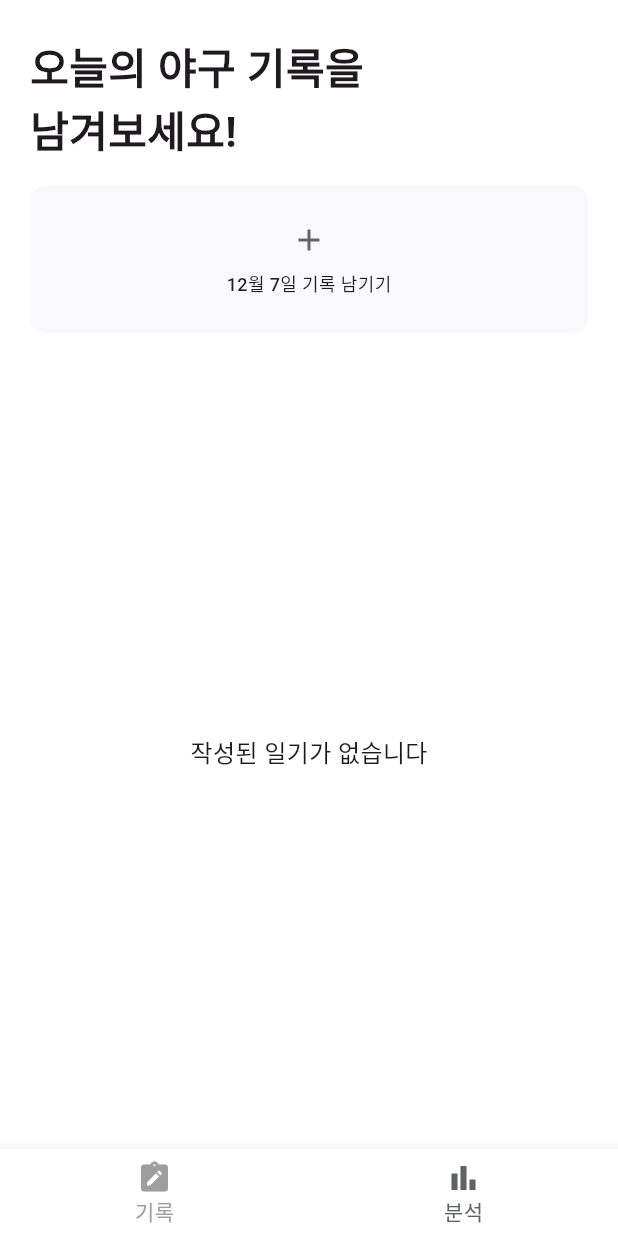
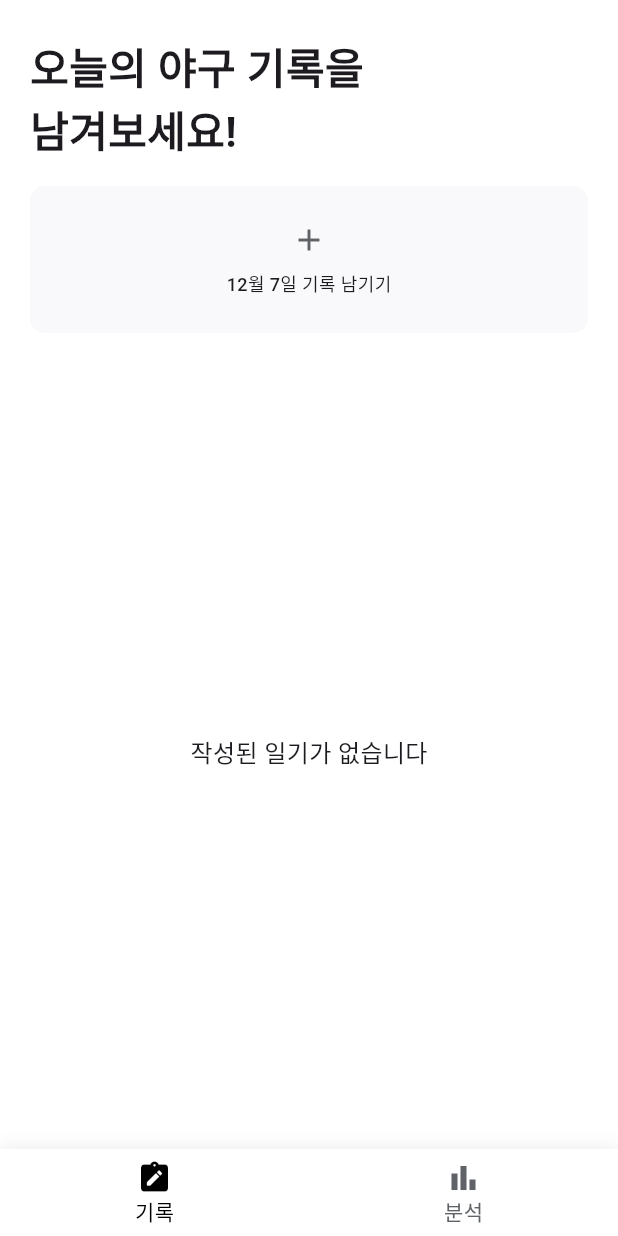
Before and after one commit to yunyoungwoo/24-2-DB, a Flutter app: the MainTabScreen screen opened by its route, on a phone screen of 412 x 824 dp. Run offline on Flutter 3.47's test engine with Material 3 defaults, Android fonts, the phone set to English and light mode, and no system bars; our stand-ins replace image_picker, sqflite; accounts and stored records are empty; Roboto replaces fonts that are missing (Pretendard); project files that could hold a hidden picture were left out.

Commit message:
tabbar issue
t

```diff
--- a/lib/main.dart
+++ b/lib/main.dart
@@ -1,7 +1,7 @@
 import 'package:flutter/material.dart';
+import 'screens/main_tab_screen.dart';
 import 'screens/splash_screen.dart';
 import 'screens/select_team_screen.dart';
-import 'screens/main_tab_screen.dart';
 
 void main() {
   runApp(const MyApp());
@@ -13,13 +13,12 @@ class MyApp extends StatelessWidget {
   @override
   Widget build(BuildContext context) {
     return MaterialApp(
+      home: const MainTabScreen(),
       debugShowCheckedModeBanner: false,
       theme: ThemeData(
         fontFamily: 'esamanru',
       ),
-      initialRoute: '/',
       routes: {
-        '/': (context) => const SplashScreen(),
         '/select_team': (context) => const SelectTeamScreen(),
         '/main': (context) => const MainTabScreen(),
       },
--- a/lib/screens/main_tab_screen.dart
+++ b/lib/screens/main_tab_screen.dart
@@ -14,7 +14,7 @@ class MainTabScreen extends StatefulWidget {
 
 class MainTabScreenState extends State<MainTabScreen> {
   int _currentIndex = 0;
-  Color teamColor = Colors.grey;
+  Color teamColor = AppColors.text;
   final analysisScreenKey = GlobalKey<AnalysisScreenState>();
 
   final List<Widget> _pages = [];
@@ -54,7 +54,19 @@ class MainTabScreenState extends State<MainTabScreen> {
           children: _pages,
         ),
       ),
-      bottomNavigationBar: BottomNavigationBar(
+      bottomNavigationBar: Container(
+        decoration: BoxDecoration(
+          color: Colors.white,
+          boxShadow: [
+            BoxShadow(
+              color: Colors.grey.withOpacity(0.2),
+              spreadRadius: 1,
+              blurRadius: 10,
+            ),
+          ],
+        ),
+        child: BottomNavigationBar(
+          elevation: 0,
           currentIndex: _currentIndex,
           onTap: (index) {
             setState(() {
@@ -82,6 +94,7 @@ class MainTabScreenState extends State<MainTabScreen> {
           showUnselectedLabels: true,
           type: BottomNavigationBarType.fixed,
         ),
+      ),
     );
   }
 }
```
Also changed, not shown: lib/database/database_helper.dart (+11 -16 lines), 16 other files. Lines whose indentation alone changed are shown as unchanged.
